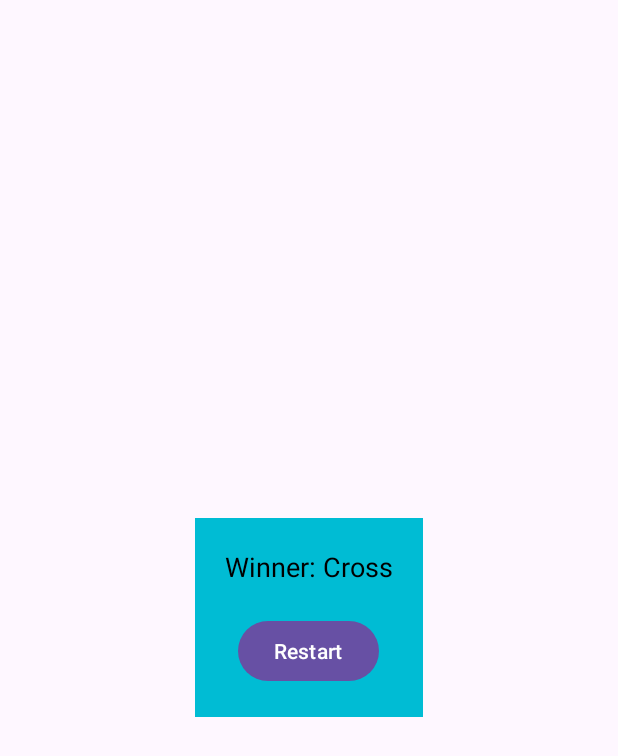
After one commit to mahamud-13756/TicTacToeGame, an Android app: the layout dialog_winnera.xml on its own in the app's theme, with its tools: preview values and no code run, on a phone screen of 412 x 824 dp. The commit adds this screen. Shown: the top 756 px of the screen. Run offline under Robolectric (Android 15) with nearby library versions, the phone set to English and light mode, and no system bars.

Commit message:
dialog box added successfully

```diff
--- /dev/null
+++ b/app/src/main/res/layout/dialog_winnera.xml
@@ -0,0 +1,40 @@
+<?xml version="1.0" encoding="utf-8"?>
+<LinearLayout xmlns:android="http://schemas.android.com/apk/res/android"
+    android:layout_width="match_parent"
+    android:layout_height="match_parent"
+    android:gravity="center"
+    >
+
+
+
+    <LinearLayout
+        android:layout_width="wrap_content"
+        android:layout_height="wrap_content"
+        android:orientation="vertical"
+        android:padding="20dp"
+        android:background="#00BCD4"
+        android:gravity="center">
+
+        <!-- Winner Message -->
+        <TextView
+            android:id="@+id/winnerMessage"
+            android:layout_width="wrap_content"
+            android:layout_height="wrap_content"
+            android:text="Winner: Cross"
+            android:textSize="18sp"
+            android:textColor="#000"
+            android:paddingBottom="20dp" />
+
+        <!-- Restart Button -->
+        <Button
+            android:id="@+id/restartButton"
+            android:layout_width="wrap_content"
+            android:layout_height="wrap_content"
+            android:text="Restart"
+            android:textColor="#FFF"
+            />
+
+    </LinearLayout>
+
+
+</LinearLayout>
```
Also changed, not shown: app/src/main/java/com/example/tictactoegame/MainActivity.java (+47 -3 lines), app/src/main/res/layout/dialog_winner.xml (added, +28 -0 lines).
